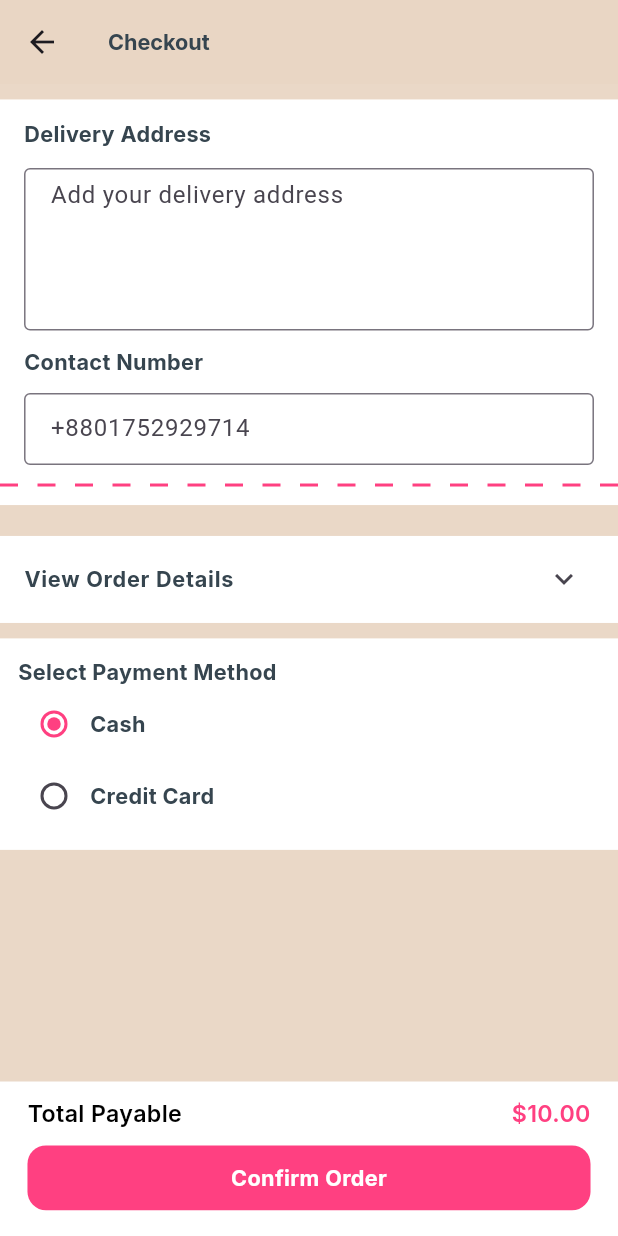
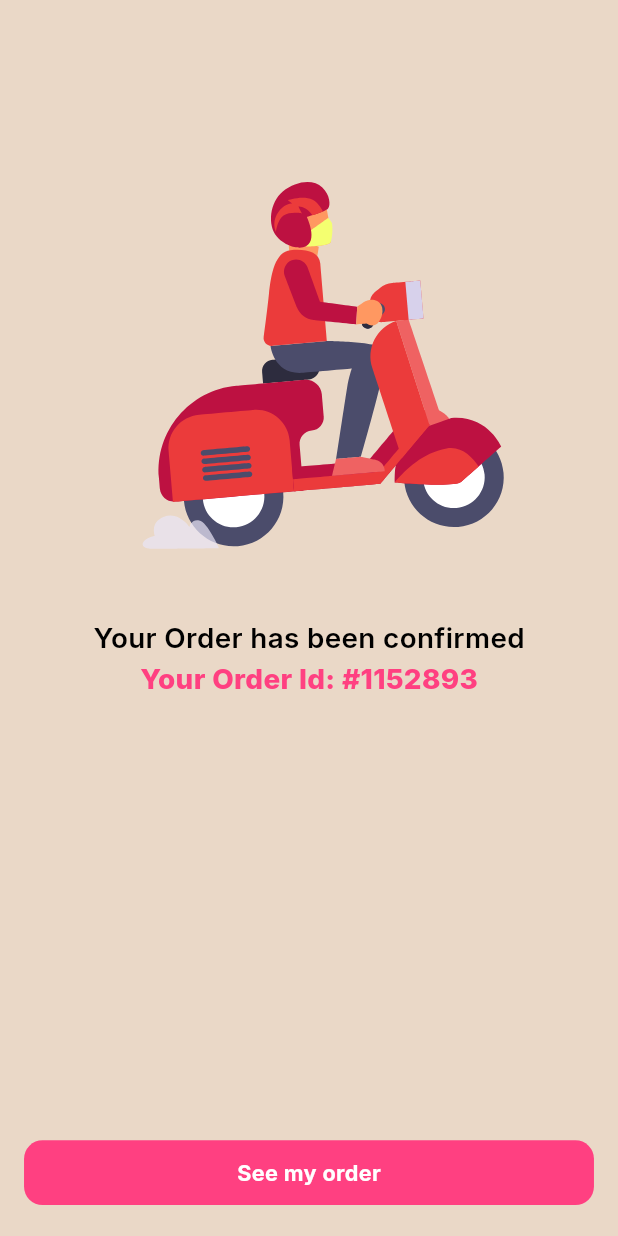
Before and after one commit to nurnabimiah/Foodie-User-App, a Flutter app: the CheckOutScreen screen opened by its route, after a tap on "Confirm Order", on a phone screen of 412 x 824 dp. Run offline on Flutter 3.47's test engine with Material 3 defaults, Android fonts, the phone set to English and light mode, and no system bars; our stand-ins replace cached_network_image, carousel_slider, dio, dropdown_button2, flutter_screenutil, get and 5 more; accounts and stored records are empty.

Commit message:
completed: order_successful_screen design completed

```diff
--- a/lib/main.dart
+++ b/lib/main.dart
@@ -46,6 +46,7 @@ import 'package:foodie_resturent_user_app/view/screen/notification_screen/notifi
 import 'package:foodie_resturent_user_app/view/screen/onboarding_screen/onboarding_screen.dart';
 import 'package:foodie_resturent_user_app/view/screen/order_screen/my_order_screen.dart';
 import 'package:foodie_resturent_user_app/view/screen/order_screen/order_details_screen.dart';
+import 'package:foodie_resturent_user_app/view/screen/order_screen/order_successful_screen.dart';
 import 'package:foodie_resturent_user_app/view/screen/profile_screen/edit_profile_screen.dart';
 import 'package:foodie_resturent_user_app/view/screen/profile_screen/profile_screen.dart';
 import 'package:foodie_resturent_user_app/view/screen/splash_screen/splash_screen.dart';
@@ -110,6 +111,7 @@ class MyApp extends StatelessWidget {
               GetPage(name:CategoriesScreen.routeName, page: () =>  CategoriesScreen()),
               GetPage(name:MyOrderScreen.routeName, page: () => MyOrderScreen()),
               GetPage(name:OrderDetailsScreen.routeName, page: () => OrderDetailsScreen()),
+              GetPage(name:OrderSuccessfulScreen.routeName, page: () => OrderSuccessfulScreen()),
               GetPage(name:AddToCartScreen.routeName, page: () => AddToCartScreen()),
               GetPage(name:CheckOutScreen.routeName, page: () => CheckOutScreen()),
               GetPage(name:FavouriteListScreen.routeName, page: () => FavouriteListScreen()),
--- a/lib/view/screen/checkout_screen/checkout_screen.dart
+++ b/lib/view/screen/checkout_screen/checkout_screen.dart
@@ -3,6 +3,7 @@
 
 import 'package:flutter/material.dart';
 import 'package:flutter_screenutil/flutter_screenutil.dart';
+import 'package:foodie_resturent_user_app/view/screen/order_screen/order_successful_screen.dart';
 import 'package:foodie_resturent_user_app/view/widget/dash_line_widget/dash_line_widget.dart';
 import 'package:get/get.dart';
 import 'package:get/get_core/src/get_main.dart';
@@ -239,7 +240,7 @@ class CheckOutScreen extends StatelessWidget {
 
                     CustomButtonWidget(
                         onTap: (){
-                          Get.toNamed(CheckOutScreen.routeName);
+                          Get.toNamed(OrderSuccessfulScreen.routeName);
                         },
                         buttonText: 'Confirm Order'
                     )
--- /dev/null
+++ b/lib/view/screen/order_screen/order_successful_screen.dart
@@ -0,0 +1,46 @@
+
+
+
+import 'package:flutter/material.dart';
+import 'package:flutter_screenutil/flutter_screenutil.dart';
+import 'package:foodie_resturent_user_app/view/screen/order_screen/my_order_screen.dart';
+import 'package:foodie_resturent_user_app/view/widget/button_widget/custom_button_widget.dart';
+import 'package:get/get.dart';
+import 'package:lottie/lottie.dart';
+import '../../../utils/app_color_resources/app_color_resources.dart';
+import '../../../utils/app_style.dart';
+
+class OrderSuccessfulScreen extends StatelessWidget {
+  static const String routeName = '/order_successful_route';
+  const OrderSuccessfulScreen({Key? key}) : super(key: key);
+
+  @override
+  Widget build(BuildContext context) {
+    return Scaffold(
+      backgroundColor: AppColorResources.primaryColor.withOpacity(0.94),
+
+      body: Column(
+        children: [
+          Lottie.asset('assets/lottie_files/order_completed.json'),
+          Text('Your Order has been confirmed',style: myStyleInter(18.sp, AppColorResources.primaryBlack,FontWeight.w600),),
+          Text('Your Order Id: #1152893',style: myStyleInter(18.sp, AppColorResources.primaryPinkColor,FontWeight.w800),),
+          Spacer(),
+          Padding(
+            padding:  EdgeInsets.symmetric(horizontal: 14.w),
+            child: CustomButtonWidget(
+                onTap: (){
+                  Get.toNamed(MyOrderScreen.routeName);
+                },
+                buttonText: 'See my order'
+            ),
+          ),
+          SizedBox(height: 20.h,)
+
+        ],
+      ),
+
+
+
+    );
+  }
+}
```
Also changed, not shown: assets/lottie_files/order_completed.json (added, +1 -0 lines).
